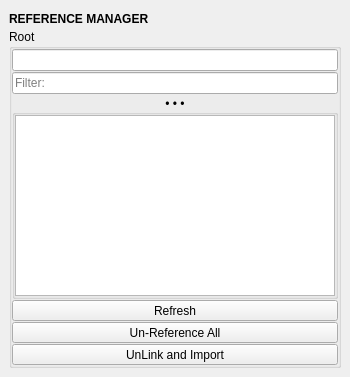
First picture: the form in mayatk/env_utils/reference_manager.ui, repository m3trik/mayatk, before the edit.
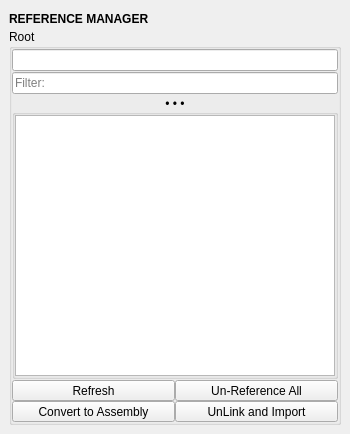
Second picture: the form after the edit. Custom widgets are drawn as their Qt base class.

```diff
--- a/mayatk/env_utils/reference_manager.ui
+++ b/mayatk/env_utils/reference_manager.ui
@@ -10,7 +10,7 @@
     <x>0</x>
     <y>0</y>
     <width>350</width>
-    <height>377</height>
+    <height>434</height>
    </rect>
   </property>
   <property name="tabShape">
@@ -116,28 +116,11 @@
           </widget>
          </item>
          <item>
-          <widget class="QPushButton" name="b004">
-           <property name="minimumSize">
-            <size>
-             <width>0</width>
-             <height>21</height>
-            </size>
+          <layout class="QGridLayout" name="gridLayout">
+           <property name="spacing">
+            <number>0</number>
            </property>
-           <property name="maximumSize">
-            <size>
-             <width>16777215</width>
-             <height>21</height>
-            </size>
-           </property>
-           <property name="toolTip">
-            <string>&lt;html&gt;&lt;head/&gt;&lt;body&gt;&lt;p&gt;Refresh the list of references based on the current workspace and filter settings.&lt;/p&gt;&lt;p&gt;Also updates any references in the scene to their latest versions.&lt;/p&gt;&lt;/body&gt;&lt;/html&gt;</string>
-           </property>
-           <property name="text">
-            <string>Refresh</string>
-           </property>
-          </widget>
-         </item>
-         <item>
+           <item row="0" column="1">
           <widget class="QPushButton" name="b002">
            <property name="minimumSize">
             <size>
@@ -159,7 +142,51 @@
            </property>
           </widget>
          </item>
-         <item>
+           <item row="0" column="0">
+            <widget class="QPushButton" name="b004">
+             <property name="minimumSize">
+              <size>
+               <width>0</width>
+               <height>21</height>
+              </size>
+             </property>
+             <property name="maximumSize">
+              <size>
+               <width>16777215</width>
+               <height>21</height>
+              </size>
+             </property>
+             <property name="toolTip">
+              <string>&lt;html&gt;&lt;head/&gt;&lt;body&gt;&lt;p&gt;Refresh the list of references based on the current workspace and filter settings.&lt;/p&gt;&lt;p&gt;Also updates any references in the scene to their latest versions.&lt;/p&gt;&lt;/body&gt;&lt;/html&gt;</string>
+             </property>
+             <property name="text">
+              <string>Refresh</string>
+             </property>
+            </widget>
+           </item>
+           <item row="1" column="0">
+            <widget class="QPushButton" name="b005">
+             <property name="minimumSize">
+              <size>
+               <width>0</width>
+               <height>21</height>
+              </size>
+             </property>
+             <property name="maximumSize">
+              <size>
+               <width>16777215</width>
+               <height>21</height>
+              </size>
+             </property>
+             <property name="toolTip">
+              <string>Convert all current references to assembly definitions and references.</string>
+             </property>
+             <property name="text">
+              <string>Convert to Assembly</string>
+             </property>
+            </widget>
+           </item>
+           <item row="1" column="1">
           <widget class="QPushButton" name="b003">
            <property name="minimumSize">
             <size>
@@ -180,6 +207,8 @@
             <string>UnLink and Import</string>
            </property>
           </widget>
+           </item>
+          </layout>
          </item>
         </layout>
        </widget>
```
Lines whose indentation alone changed are shown as unchanged.
